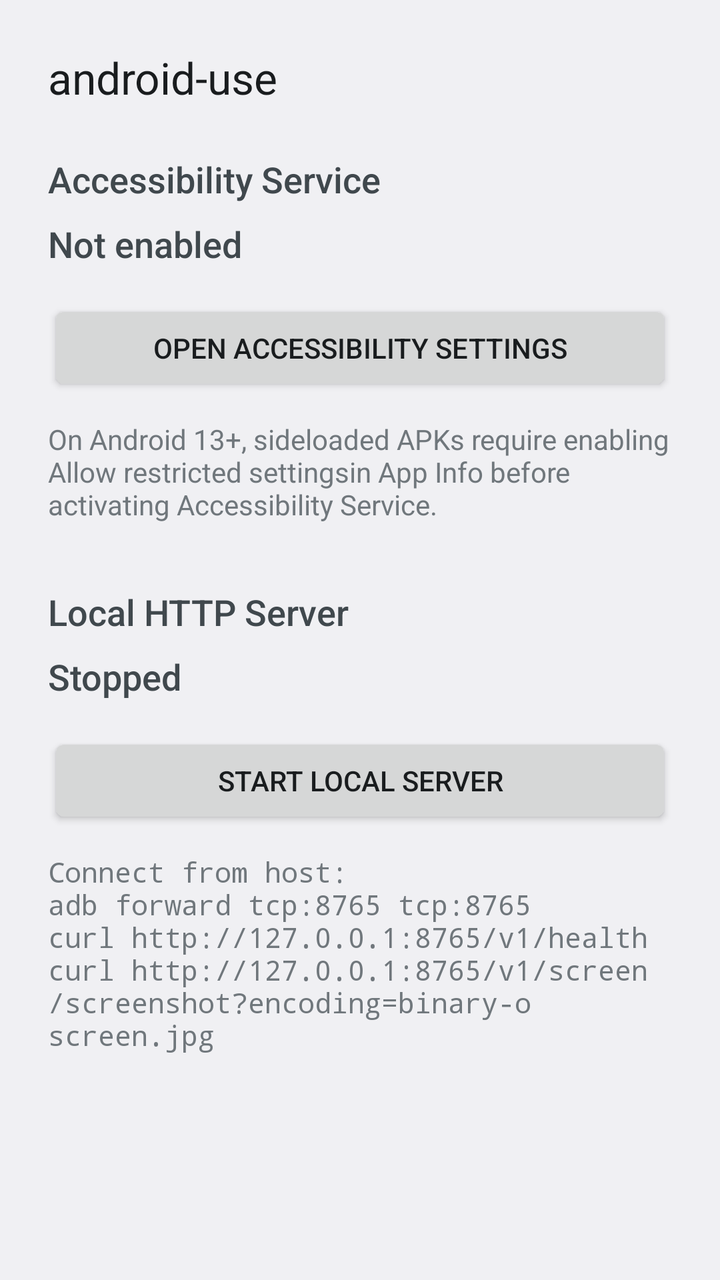
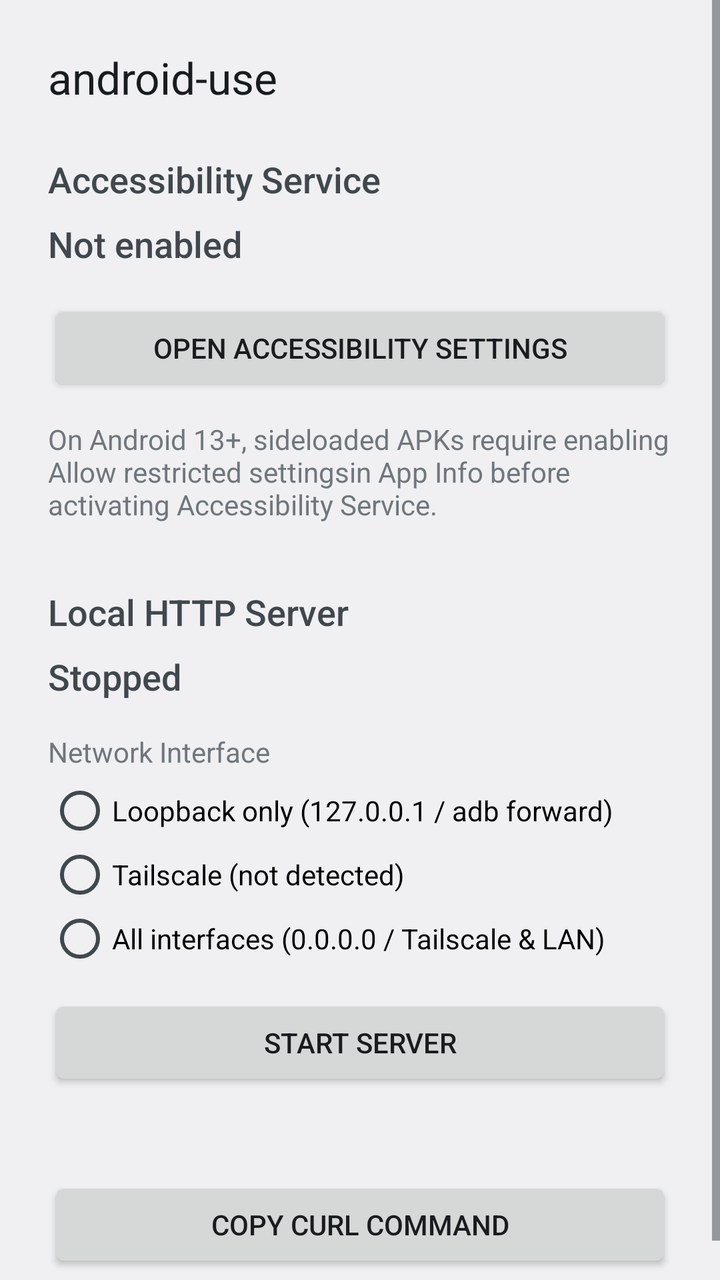

Before-and-after screenshots of an Android layout around one commit, followed by the original layout XML and the change that was made.
<!-- AndroidManifest.xml: application theme Theme.AndroidUse -->
<!-- res/layout/activity_main.xml -->
<?xml version="1.0" encoding="utf-8"?>
<ScrollView xmlns:android="http://schemas.android.com/apk/res/android"
    android:id="@+id/rootScrollView"
    android:layout_width="match_parent"
    android:layout_height="match_parent"
    android:clipToPadding="false">

    <LinearLayout
        android:id="@+id/contentContainer"
        android:layout_width="match_parent"
        android:layout_height="wrap_content"
        android:orientation="vertical"
        android:padding="24dp">

        <TextView
            android:id="@+id/titleText"
            android:layout_width="wrap_content"
            android:layout_height="wrap_content"
            android:text="@string/app_name"
            android:textAppearance="?android:attr/textAppearanceLarge" />

        <TextView
            android:id="@+id/statusHeadingText"
            android:layout_width="wrap_content"
            android:layout_height="wrap_content"
            android:layout_marginTop="24dp"
            android:text="@string/status_heading"
            android:textAppearance="?android:attr/textAppearanceMedium" />

        <TextView
            android:id="@+id/statusValueText"
            android:layout_width="wrap_content"
            android:layout_height="wrap_content"
            android:layout_marginTop="8dp"
            android:text="@string/status_disconnected"
            android:textAppearance="?android:attr/textAppearanceMedium" />

        <Button
            android:id="@+id/openSettingsButton"
            android:layout_width="match_parent"
            android:layout_height="wrap_content"
            android:layout_marginTop="16dp"
            android:text="@string/open_accessibility_settings" />

        <TextView
            android:id="@+id/restrictedSettingsHintText"
            android:layout_width="match_parent"
            android:layout_height="wrap_content"
            android:layout_marginTop="12dp"
            android:text="@string/restricted_settings_hint"
            android:textAppearance="?android:attr/textAppearanceSmall" />

        <TextView
            android:id="@+id/serverHeadingText"
            android:layout_width="wrap_content"
            android:layout_height="wrap_content"
            android:layout_marginTop="32dp"
            android:text="@string/server_heading"
            android:textAppearance="?android:attr/textAppearanceMedium" />

        <TextView
            android:id="@+id/serverStatusValueText"
            android:layout_width="wrap_content"
            android:layout_height="wrap_content"
            android:layout_marginTop="8dp"
            android:text="@string/server_status_stopped"
            android:textAppearance="?android:attr/textAppearanceMedium" />

        <Button
            android:id="@+id/toggleServerButton"
            android:layout_width="match_parent"
            android:layout_height="wrap_content"
            android:layout_marginTop="16dp"
            android:text="@string/start_server" />

        <TextView
            android:id="@+id/adbForwardHintText"
            android:layout_width="match_parent"
            android:layout_height="wrap_content"
            android:layout_marginTop="12dp"
            android:fontFamily="monospace"
            android:text="@string/adb_forward_hint"
            android:textAppearance="?android:attr/textAppearanceSmall" />

    </LinearLayout>
</ScrollView>
<!-- resources referenced by this layout -->
<resources>
  <string name="adb_forward_hint">Connect from host:\nadb forward tcp:8765 tcp:8765\ncurl http://127.0.0.1:8765/v1/health\ncurl "http://127.0.0.1:8765/v1/screen/screenshot?encoding=binary" -o screen.jpg</string>
  <string name="app_name">android-use</string>
  <string name="open_accessibility_settings">Open Accessibility Settings</string>
  <string name="restricted_settings_hint">On Android 13+, sideloaded APKs require enabling "Allow restricted settings" in App Info before activating Accessibility Service.</string>
  <string name="server_heading">Local HTTP Server</string>
  <string name="server_status_stopped">Stopped</string>
  <string name="start_server">Start Local Server</string>
  <string name="status_disconnected">Not enabled</string>
  <string name="status_heading">Accessibility Service</string>
  <style name="Theme.AndroidUse" parent="android:Theme.DeviceDefault.DayNight">
          <item name="android:windowActionBar">false</item>
          <item name="android:windowNoTitle">true</item>
      </style>
</resources>

<!-- the commit's change to res/layout/activity_main.xml (unified diff, before → after) -->
@@ -66,21 +66,93 @@
             android:text="@string/server_status_stopped"
             android:textAppearance="?android:attr/textAppearanceMedium" />
 
+        <TextView
+            android:id="@+id/bindModeHeadingText"
+            android:layout_width="wrap_content"
+            android:layout_height="wrap_content"
+            android:layout_marginTop="16dp"
+            android:text="@string/bind_mode_heading"
+            android:textAppearance="?android:attr/textAppearanceSmall" />
+
+        <RadioGroup
+            android:id="@+id/bindModeGroup"
+            android:layout_width="match_parent"
+            android:layout_height="wrap_content"
+            android:layout_marginTop="4dp">
+
+            <RadioButton
+                android:id="@+id/bindModeLoopback"
+                android:layout_width="match_parent"
+                android:layout_height="wrap_content"
+                android:text="@string/bind_mode_loopback" />
+
+            <RadioButton
+                android:id="@+id/bindModeTailscale"
+                android:layout_width="match_parent"
+                android:layout_height="wrap_content"
+                android:text="@string/bind_mode_tailscale_unavailable" />
+
+            <RadioButton
+                android:id="@+id/bindModeAll"
+                android:layout_width="match_parent"
+                android:layout_height="wrap_content"
+                android:text="@string/bind_mode_all" />
+        </RadioGroup>
+
         <Button
             android:id="@+id/toggleServerButton"
             android:layout_width="match_parent"
             android:layout_height="wrap_content"
-            android:layout_marginTop="16dp"
+            android:layout_marginTop="12dp"
             android:text="@string/start_server" />
 
-        <TextView
-            android:id="@+id/adbForwardHintText"
+        <LinearLayout
+            android:id="@+id/authTokenContainer"
             android:layout_width="match_parent"
             android:layout_height="wrap_content"
-            android:layout_marginTop="12dp"
+            android:layout_marginTop="16dp"
+            android:orientation="vertical"
+            android:visibility="gone">
+
+            <TextView
+                android:id="@+id/authTokenHeadingText"
+                android:layout_width="wrap_content"
+                android:layout_height="wrap_content"
+                android:text="@string/auth_token_heading"
+                android:textAppearance="?android:attr/textAppearanceSmall" />
+
+            <TextView
+                android:id="@+id/authTokenValueText"
+                android:layout_width="match_parent"
+                android:layout_height="wrap_content"
+                android:layout_marginTop="4dp"
+                android:fontFamily="monospace"
+                android:textIsSelectable="true"
+                android:textAppearance="?android:attr/textAppearanceSmall" />
+
+            <Button
+                android:id="@+id/rotateTokenButton"
+                android:layout_width="match_parent"
+                android:layout_height="wrap_content"
+                android:layout_marginTop="8dp"
+                android:text="@string/rotate_token" />
+        </LinearLayout>
+
+        <TextView
+            android:id="@+id/connectionHintText"
+            android:layout_width="match_parent"
+            android:layout_height="wrap_content"
+            android:layout_marginTop="16dp"
             android:fontFamily="monospace"
-            android:text="@string/adb_forward_hint"
+            android:textIsSelectable="true"
             android:textAppearance="?android:attr/textAppearanceSmall" />
+
+        <Button
+            android:id="@+id/copyCommandButton"
+            android:layout_width="match_parent"
+            android:layout_height="wrap_content"
+            android:layout_marginTop="8dp"
+            android:text="@string/copy_command" />
 
     </LinearLayout>
 </ScrollView>
<!-- resource entries referenced after the edit -->
@@ -1,12 +1,18 @@
 <!-- resources referenced by this layout -->
 <resources>
-  <string name="adb_forward_hint">Connect from host:\nadb forward tcp:8765 tcp:8765\ncurl http://127.0.0.1:8765/v1/health\ncurl "http://127.0.0.1:8765/v1/screen/screenshot?encoding=binary" -o screen.jpg</string>
   <string name="app_name">android-use</string>
+  <string name="auth_token_heading">Bearer Token (required outside loopback)</string>
+  <string name="bind_mode_all">All interfaces (0.0.0.0 / Tailscale &amp; LAN)</string>
+  <string name="bind_mode_heading">Network Interface</string>
+  <string name="bind_mode_loopback">Loopback only (127.0.0.1 / adb forward)</string>
+  <string name="bind_mode_tailscale_unavailable">Tailscale (not detected)</string>
+  <string name="copy_command">Copy curl Command</string>
   <string name="open_accessibility_settings">Open Accessibility Settings</string>
   <string name="restricted_settings_hint">On Android 13+, sideloaded APKs require enabling "Allow restricted settings" in App Info before activating Accessibility Service.</string>
+  <string name="rotate_token">Rotate Token</string>
   <string name="server_heading">Local HTTP Server</string>
   <string name="server_status_stopped">Stopped</string>
-  <string name="start_server">Start Local Server</string>
+  <string name="start_server">Start Server</string>
   <string name="status_disconnected">Not enabled</string>
   <string name="status_heading">Accessibility Service</string>
   <style name="Theme.AndroidUse" parent="android:Theme.DeviceDefault.DayNight">
